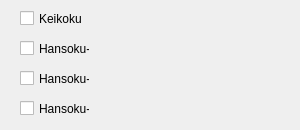
Old version of the form hans.ui in the repository zak2791/TabloKudo.
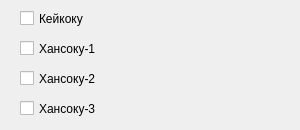
New version of the form.

The edit to the form file:
```diff
--- a/hans.ui
+++ b/hans.ui
@@ -45,12 +45,12 @@
     <rect>
      <x>20</x>
      <y>10</y>
-     <width>70</width>
+     <width>151</width>
      <height>17</height>
     </rect>
    </property>
    <property name="text">
-    <string>Keikoku</string>
+    <string>Кейкоку</string>
    </property>
   </widget>
   <widget class="QCheckBox" name="cbHansoku1">
@@ -58,12 +58,12 @@
     <rect>
      <x>20</x>
      <y>40</y>
-     <width>70</width>
+     <width>161</width>
      <height>17</height>
     </rect>
    </property>
    <property name="text">
-    <string>Hansoku-1</string>
+    <string>Хансоку-1</string>
    </property>
   </widget>
   <widget class="QCheckBox" name="cbHansoku2">
@@ -71,12 +71,12 @@
     <rect>
      <x>20</x>
      <y>70</y>
-     <width>70</width>
+     <width>151</width>
      <height>17</height>
     </rect>
    </property>
    <property name="text">
-    <string>Hansoku-2</string>
+    <string>Хансоку-2</string>
    </property>
   </widget>
   <widget class="QCheckBox" name="cbHansoku3">
@@ -84,12 +84,12 @@
     <rect>
      <x>20</x>
      <y>100</y>
-     <width>70</width>
+     <width>161</width>
      <height>17</height>
     </rect>
    </property>
    <property name="text">
-    <string>Hansoku-3</string>
+    <string>Хансоку-3</string>
    </property>
   </widget>
  </widget>
```
Left out of the diff: 2 changed lines with no effect on the pictures.
